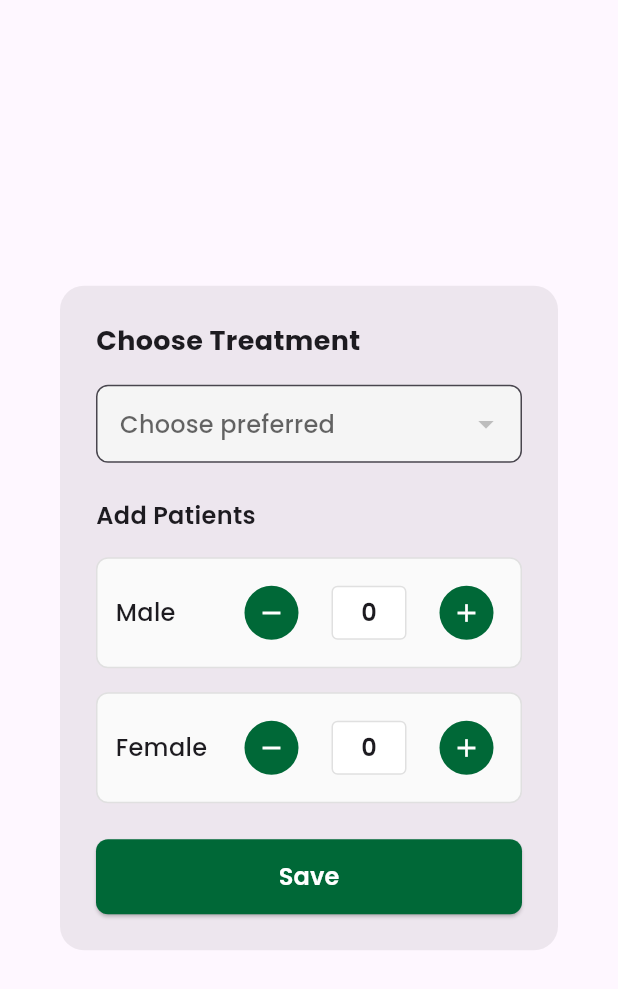
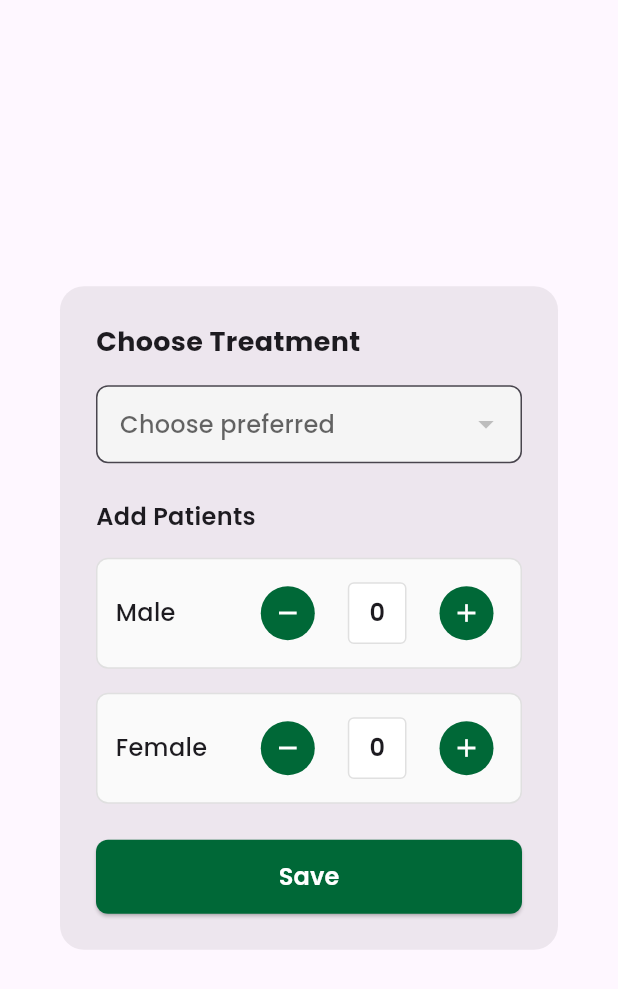
Before and after one commit to Adhinprakash/ayurveda, a Flutter app: the AddTreatmentDialog widget shown alone on an empty page, opened directly, on a phone screen of 412 x 824 dp. Shown: the top 989 px of the screen. Run offline on Flutter 3.47's test engine with Material 3 defaults, Android fonts, the phone set to English and light mode, and no system bars; our stand-ins replace google_fonts, pdf, printing, shared_preferences; accounts and stored records are empty.

Commit message:
task completed

```diff
--- a/lib/controller/auth_controller.dart
+++ b/lib/controller/auth_controller.dart
@@ -52,11 +52,12 @@ class AuthProvider with ChangeNotifier {
     notifyListeners();
   }
 
-  Future<void> logout() async {
+  Future<bool> logout() async {
     _token = null;
     final prefs = await SharedPreferences.getInstance();
     await prefs.remove('auth_token');
     notifyListeners();
+    return true;
   }
 
   void clearError() {
--- a/lib/view/pages/register_now_page.dart
+++ b/lib/view/pages/register_now_page.dart
@@ -136,6 +136,7 @@ class _RegisterNowPageState extends State<RegisterNowPage> {
   Widget build(BuildContext context) {
 
 
+final size=MediaQuery.of(context).size;
 
 
     return Scaffold(
@@ -383,7 +384,7 @@ class _RegisterNowPageState extends State<RegisterNowPage> {
 
               SizedBox(
                 width: double.infinity,
-                height: 50,
+                height: size.height*0.06,
                 child: ElevatedButton(
                   onPressed:()async{
                     _submitform();
--- a/lib/view/widgets/add_treatment_dialoag.dart
+++ b/lib/view/widgets/add_treatment_dialoag.dart
@@ -31,6 +31,7 @@ class _AddTreatmentDialogState extends State<AddTreatmentDialog> {
   @override
   Widget build(BuildContext context) {
     final provider = context.watch<RegistrationProvider>();
+final size=MediaQuery.of(context).size;
 
     return Dialog(
       shape: RoundedRectangleBorder(borderRadius: BorderRadius.circular(16)),
@@ -92,7 +93,7 @@ class _AddTreatmentDialogState extends State<AddTreatmentDialog> {
               const SizedBox(height: 24),
               SizedBox(
                 width: double.infinity,
-                height: 50,
+                height: size.height*0.06,
                 child: ElevatedButton(
                   onPressed: () {
                     if (_selectedTreatment != null && (_maleCount > 0 || _femaleCount > 0)) {
@@ -126,6 +127,8 @@ class _AddTreatmentDialogState extends State<AddTreatmentDialog> {
   }
 
   Widget _buildPatientCounter(String label, int count, Function(int) onChanged) {
+    final size=MediaQuery.of(context).size;
+
     return Container(
       padding: const EdgeInsets.all(12),
       decoration: BoxDecoration(
@@ -152,8 +155,8 @@ class _AddTreatmentDialogState extends State<AddTreatmentDialog> {
               ),
               const SizedBox(width: 16),
               Container(
-                width: 50,
-                height: 36,
+                width: size.width*0.095,
+                height: size.height*0.05,
                 decoration: BoxDecoration(
                   color: Colors.white,
                   borderRadius: BorderRadius.circular(4),
```
Also changed, not shown: lib/view/pages/patient_list_page.dart (+20 -3 lines).
